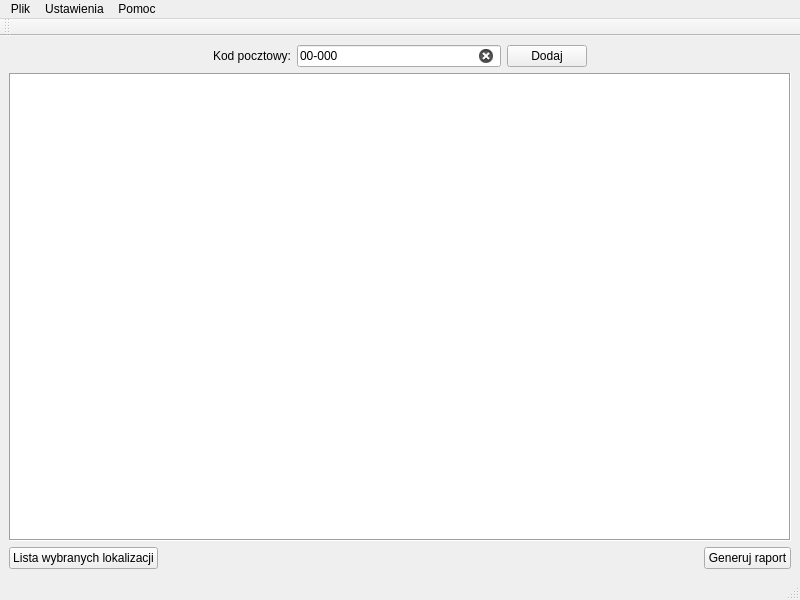
Before: the Qt Designer form Ui/main-window.ui in kuba172/Demog, drawn with Qt 5.
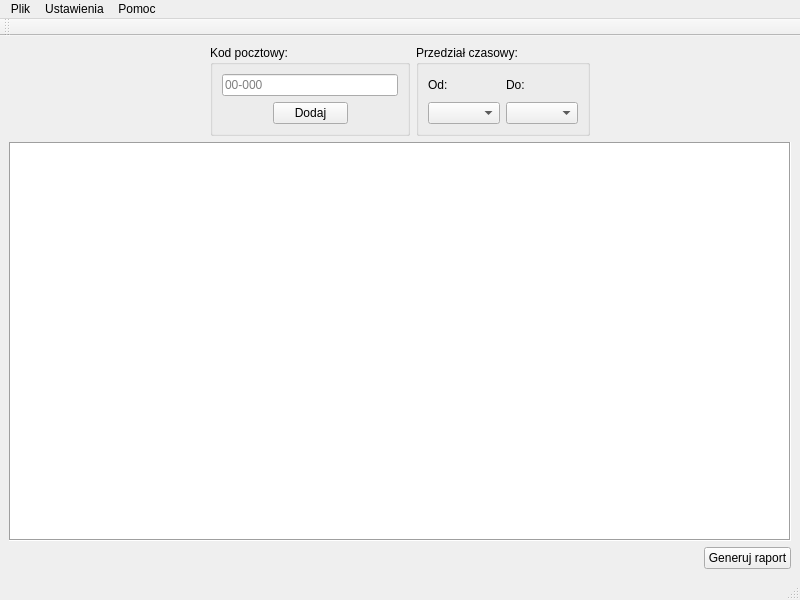
After: the same form once the commit is applied.

```diff
--- a/Ui/main-window.ui
+++ b/Ui/main-window.ui
@@ -23,9 +23,9 @@
    <string>DemoG</string>
   </property>
   <widget class="QWidget" name="centralwidget">
-   <layout class="QVBoxLayout" name="verticalLayout">
+   <layout class="QVBoxLayout" name="verticalLayout_4">
     <item>
-     <layout class="QHBoxLayout" name="horizontalLayout_2">
+     <layout class="QHBoxLayout" name="horizontalLayout_4">
       <item>
        <spacer name="horizontalSpacer_2">
         <property name="orientation">
@@ -40,33 +40,116 @@
        </spacer>
       </item>
       <item>
-       <widget class="QLabel" name="label">
-        <property name="text">
+       <widget class="QGroupBox" name="groupBox_Postal_Code">
+        <property name="title">
          <string>Kod pocztowy:</string>
         </property>
+        <layout class="QVBoxLayout" name="verticalLayout">
+         <item>
+          <widget class="QLineEdit" name="lineEdit_Postal_Code">
+           <property name="text">
+            <string/>
+           </property>
+           <property name="frame">
+            <bool>true</bool>
+           </property>
+           <property name="placeholderText">
+            <string>00-000</string>
+           </property>
+           <property name="clearButtonEnabled">
+            <bool>true</bool>
+           </property>
+          </widget>
+         </item>
+         <item>
+          <layout class="QHBoxLayout" name="horizontalLayout_2">
+           <item>
+            <spacer name="horizontalSpacer_4">
+             <property name="orientation">
+              <enum>Qt::Horizontal</enum>
+             </property>
+             <property name="sizeHint" stdset="0">
+              <size>
+               <width>40</width>
+               <height>20</height>
+              </size>
+             </property>
+            </spacer>
+           </item>
+           <item>
+            <widget class="QPushButton" name="pushButton_Add_Postal_Code">
+             <property name="maximumSize">
+              <size>
+               <width>75</width>
+               <height>16777215</height>
+              </size>
+             </property>
+             <property name="text">
+              <string>Dodaj</string>
+             </property>
+            </widget>
+           </item>
+           <item>
+            <spacer name="horizontalSpacer_5">
+             <property name="orientation">
+              <enum>Qt::Horizontal</enum>
+             </property>
+             <property name="sizeHint" stdset="0">
+              <size>
+               <width>40</width>
+               <height>20</height>
+              </size>
+             </property>
+            </spacer>
+           </item>
+          </layout>
+         </item>
+        </layout>
        </widget>
       </item>
       <item>
-       <widget class="QLineEdit" name="lineEdit_Postal_Code">
-        <property name="inputMask">
-         <string>00-000</string>
+       <widget class="QGroupBox" name="groupBox_Time_Interval">
+        <property name="title">
+         <string>Przedział czasowy:</string>
         </property>
-        <property name="text">
-         <string>00-000</string>
-        </property>
-        <property name="frame">
-         <bool>true</bool>
-        </property>
-        <property name="clearButtonEnabled">
-         <bool>true</bool>
-        </property>
-       </widget>
-      </item>
-      <item>
-       <widget class="QPushButton" name="pushButton">
-        <property name="text">
-         <string>Dodaj</string>
-        </property>
+        <layout class="QHBoxLayout" name="horizontalLayout_3">
+         <item>
+          <layout class="QVBoxLayout" name="verticalLayout_2">
+           <item>
+            <widget class="QLabel" name="label">
+             <property name="text">
+              <string>Od:</string>
+             </property>
+            </widget>
+           </item>
+           <item>
+            <widget class="QComboBox" name="comboBox_Date_From">
+             <property name="placeholderText">
+              <string>od</string>
+             </property>
+            </widget>
+           </item>
+          </layout>
+         </item>
+         <item>
+          <layout class="QVBoxLayout" name="verticalLayout_3">
+           <item>
+            <widget class="QLabel" name="label_2">
+             <property name="text">
+              <string>Do:</string>
+             </property>
+            </widget>
+           </item>
+           <item>
+            <widget class="QComboBox" name="comboBox_Data_To">
+             <property name="placeholderText">
+              <string>do</string>
+             </property>
+            </widget>
+           </item>
+          </layout>
+         </item>
+        </layout>
        </widget>
       </item>
       <item>
@@ -93,13 +176,6 @@
     </item>
     <item>
      <layout class="QHBoxLayout" name="horizontalLayout">
-      <item>
-       <widget class="QPushButton" name="pushButton_2">
-        <property name="text">
-         <string>Lista wybranych lokalizacji</string>
-        </property>
-       </widget>
-      </item>
       <item>
        <spacer name="horizontalSpacer">
         <property name="orientation">
```
Left out of the diff: 7 changed lines with no effect on the pictures.
